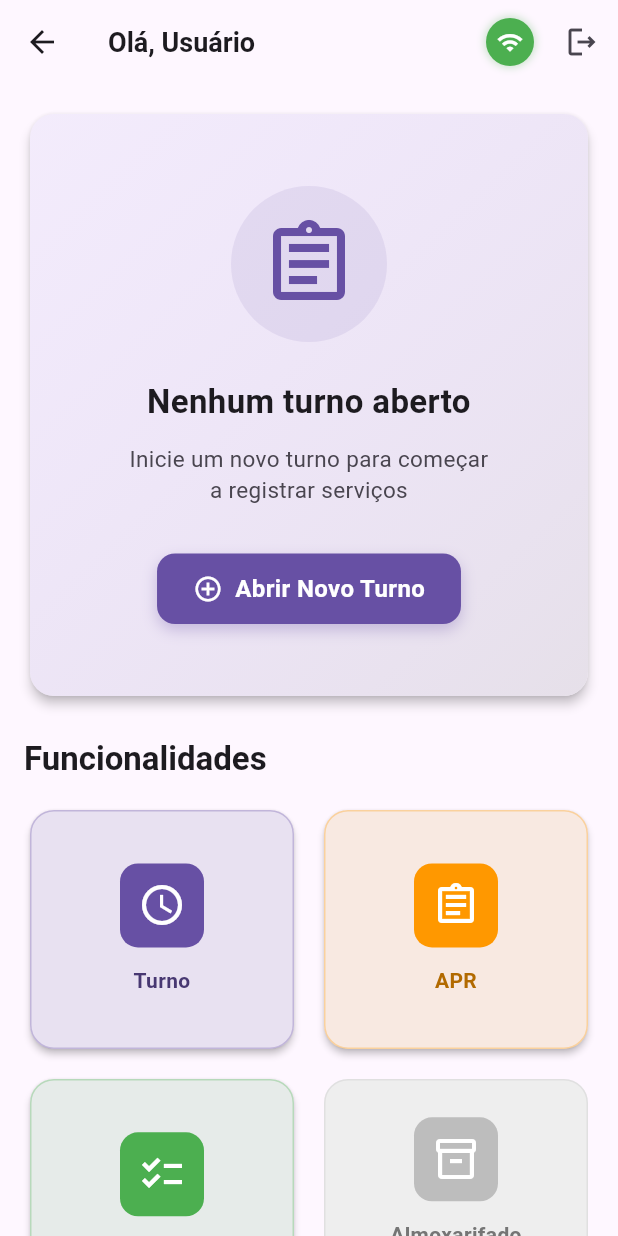
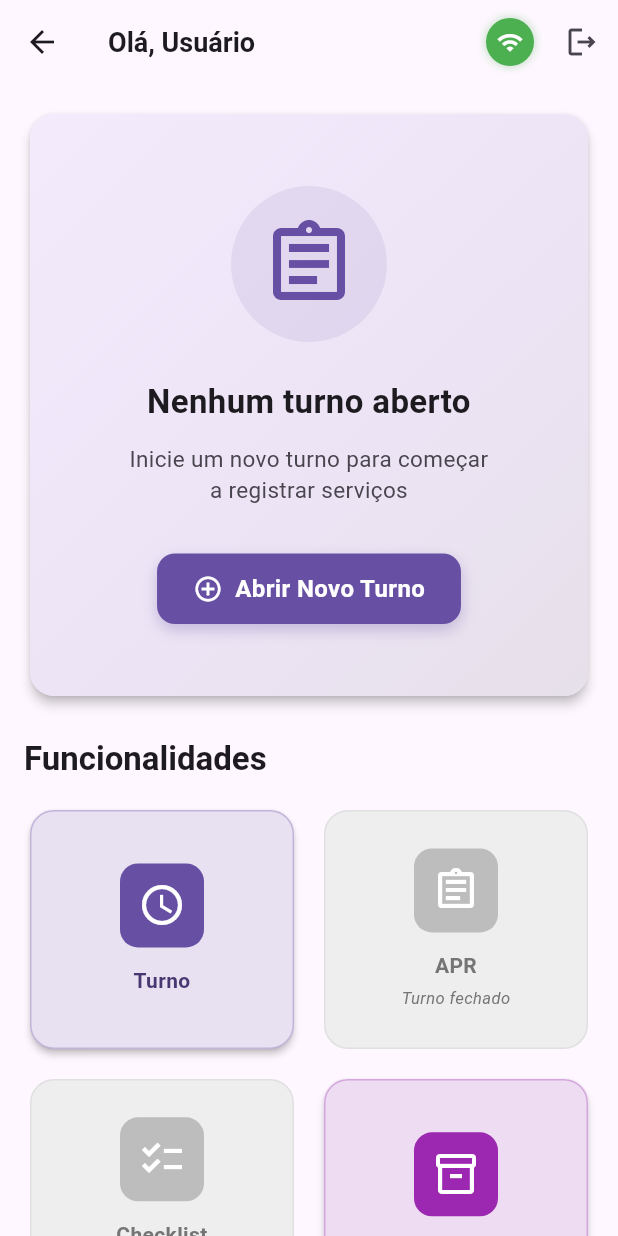
Before and after one commit to xavierheitor/nexa_app, a Flutter app: the HomePage screen opened by its route, on a phone screen of 412 x 824 dp. Run offline on Flutter 3.47's test engine with Material 3 defaults, Android fonts, the light colour scheme and no system bars; our stand-ins replace connectivity_plus, dio, drift, flutter_secure_storage, get, package_info_plus; accounts and stored records are empty; generated files the repository leaves out were written again.

Commit message:
fnucionalidades dcondicionadas a estado do turno

```diff
--- a/lib/presentation/home/home_controller.dart
+++ b/lib/presentation/home/home_controller.dart
@@ -82,6 +82,22 @@ class HomeController extends GetxController {
   String? get mensagemErro => _errorMessageService.mensagemErro;
 
   // ============================================================================
+  // GETTERS PARA HABILITAÇÃO DE FUNCIONALIDADES
+  // ============================================================================
+
+  /// Verifica se a funcionalidade de checklist deve estar habilitada.
+  /// Só habilitada quando há turno aberto.
+  bool get checklistHabilitado => turnoController.hasTurnoAberto;
+
+  /// Verifica se a funcionalidade de APR deve estar habilitada.
+  /// Só habilitada quando há turno aberto.
+  bool get aprHabilitado => turnoController.hasTurnoAberto;
+
+  /// Verifica se a funcionalidade de almoxarifado deve estar habilitada.
+  /// Sempre habilitada independente do estado do turno.
+  bool get almoxarifadoHabilitado => true;
+
+  // ============================================================================
   // MÉTODOS DE INICIALIZAÇÃO
   // ============================================================================
 
@@ -151,12 +167,24 @@ class HomeController extends GetxController {
 
   /// Navega para tela de APR (Análise Preliminar de Risco).
   void abrirAPR() {
+    if (!aprHabilitado) {
+      SnackbarUtils.validacao(
+          'APR só está disponível quando há um turno aberto.');
+      return;
+    }
+
     AppLogger.i('Navegando para tela de APR', tag: 'HomeController');
     SnackbarUtils.validacao('Tela de APR em desenvolvimento');
   }
 
   /// Navega para tela de checklist.
   void abrirChecklist() {
+    if (!checklistHabilitado) {
+      SnackbarUtils.validacao(
+          'Checklist só está disponível quando há um turno aberto.');
+      return;
+    }
+
     AppLogger.i('Navegando para tela de checklist', tag: 'HomeController');
     SnackbarUtils.validacao('Tela de checklist em desenvolvimento');
   }
@@ -164,6 +192,7 @@ class HomeController extends GetxController {
   /// Navega para tela de almoxarifado.
   void abrirAlmoxarifado() {
     AppLogger.i('Navegando para tela de almoxarifado', tag: 'HomeController');
+    SnackbarUtils.validacao('Recurso ainda não implementado');
   }
 
   /// Fecha o turno atual com confirmação e captura de dados.
--- a/lib/presentation/home/home_page.dart
+++ b/lib/presentation/home/home_page.dart
@@ -597,21 +597,21 @@ class HomePage extends StatelessWidget {
           icon: Icons.assignment_outlined,
           label: 'APR',
           color: Colors.orange,
-          enabled: true,
+          enabled: controller.aprHabilitado,
           onTap: controller.abrirAPR,
         ),
         _buildFuncionalidadeCard(
           icon: Icons.checklist_outlined,
           label: 'Checklist',
           color: Colors.green,
-          enabled: true,
+          enabled: controller.checklistHabilitado,
           onTap: controller.abrirChecklist,
         ),
         _buildFuncionalidadeCard(
           icon: Icons.inventory_2_outlined,
           label: 'Almoxarifado',
           color: Colors.purple,
-          enabled: false,
+          enabled: controller.almoxarifadoHabilitado,
           onTap: controller.abrirAlmoxarifado,
         ),
         _buildFuncionalidadeCard(
@@ -686,7 +686,9 @@ class HomePage extends StatelessWidget {
               if (!enabled) ...[
                 const SizedBox(height: 4),
                 Text(
-                  'Em breve',
+                  label == 'APR' || label == 'Checklist'
+                      ? 'Turno fechado'
+                      : 'Em breve',
                   style: TextStyle(
                     fontSize: 11,
                     color: Colors.grey.shade600,
```
Also changed, not shown: 1 other file.
